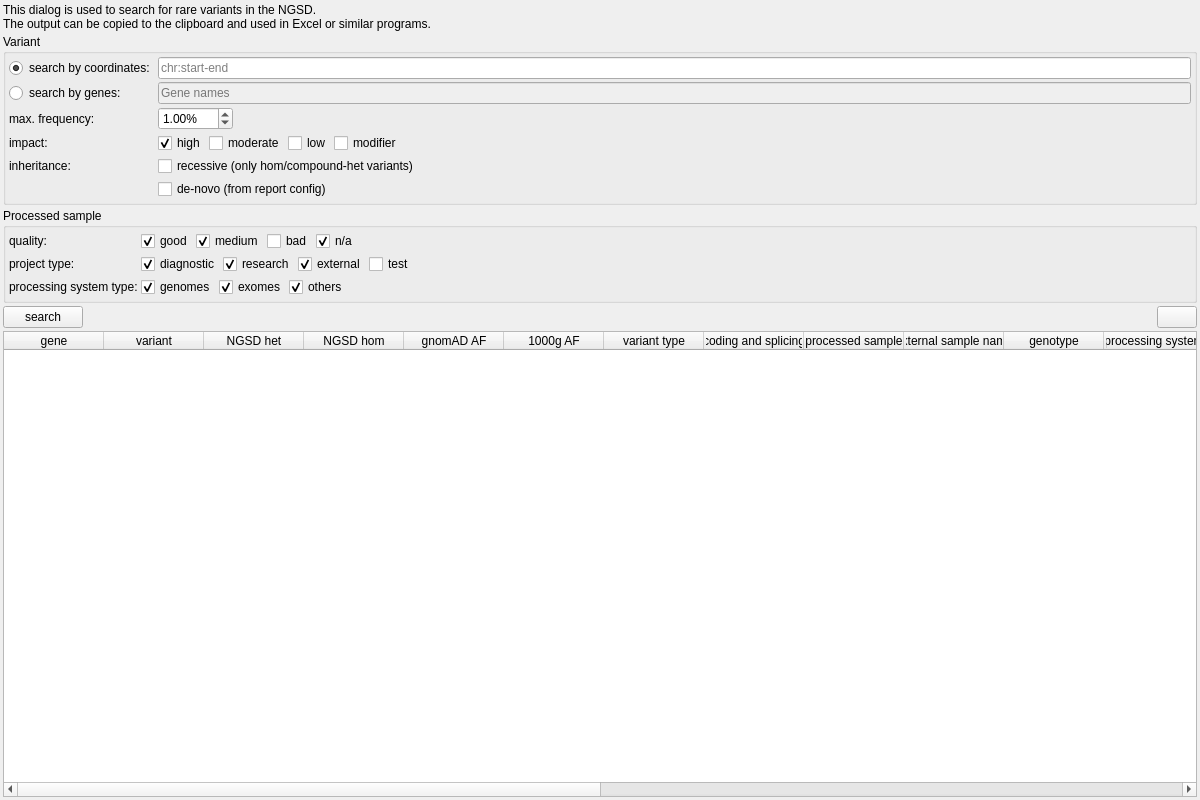
Above: src/GSvar/SmallVariantSearchWidget.ui from imgag/ngs-bits before the change. Below: the same form after it.
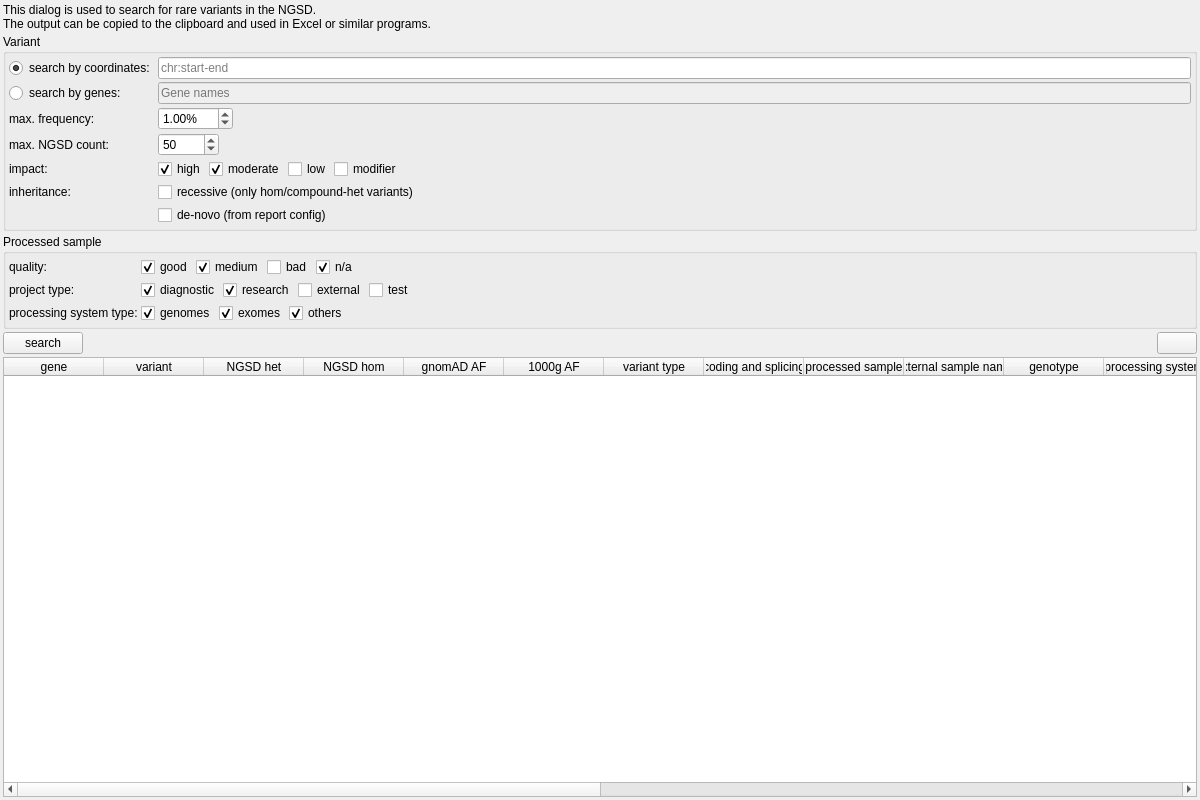
That is the form after the change. Icons and pictures are not drawn.

Commit message: GSvar: added maximum NGSD count filter to small variants search dialog.

```diff
--- a/src/GSvar/SmallVariantSearchWidget.ui
+++ b/src/GSvar/SmallVariantSearchWidget.ui
@@ -63,6 +63,60 @@
       <property name="spacing">
        <number>3</number>
       </property>
+      <item row="4" column="1">
+       <layout class="QHBoxLayout" name="horizontalLayout_2">
+        <property name="spacing">
+         <number>3</number>
+        </property>
+        <item>
+         <widget class="QCheckBox" name="filter_impact_high">
+          <property name="text">
+           <string>high</string>
+          </property>
+          <property name="checked">
+           <bool>true</bool>
+          </property>
+         </widget>
+        </item>
+        <item>
+         <widget class="QCheckBox" name="filter_impact_moderate">
+          <property name="text">
+           <string>moderate</string>
+          </property>
+          <property name="checked">
+           <bool>true</bool>
+          </property>
+         </widget>
+        </item>
+        <item>
+         <widget class="QCheckBox" name="filter_impact_low">
+          <property name="text">
+           <string>low</string>
+          </property>
+         </widget>
+        </item>
+        <item>
+         <widget class="QCheckBox" name="filter_impact_modifier">
+          <property name="text">
+           <string>modifier</string>
+          </property>
+         </widget>
+        </item>
+        <item>
+         <spacer name="horizontalSpacer">
+          <property name="orientation">
+           <enum>Qt::Horizontal</enum>
+          </property>
+          <property name="sizeHint" stdset="0">
+           <size>
+            <width>40</width>
+            <height>5</height>
+           </size>
+          </property>
+         </spacer>
+        </item>
+       </layout>
+      </item>
       <item row="0" column="0">
        <widget class="QRadioButton" name="radio_region">
         <property name="toolTipDuration">
@@ -128,6 +182,16 @@
         </property>
        </widget>
       </item>
+      <item row="4" column="0">
+       <widget class="QLabel" name="label_2">
+        <property name="toolTip">
+         <string>Variant impact on protein.</string>
+        </property>
+        <property name="text">
+         <string>impact:</string>
+        </property>
+       </widget>
+      </item>
       <item row="2" column="1">
        <layout class="QHBoxLayout" name="horizontalLayout">
         <property name="spacing">
@@ -164,88 +228,64 @@
         </item>
        </layout>
       </item>
-      <item row="3" column="0">
-       <widget class="QLabel" name="label_2">
-        <property name="toolTip">
-         <string>Variant impact on protein.</string>
-        </property>
-        <property name="text">
-         <string>impact:</string>
-        </property>
-       </widget>
-      </item>
-      <item row="3" column="1">
-       <layout class="QHBoxLayout" name="horizontalLayout_2">
-        <property name="spacing">
-         <number>3</number>
-        </property>
-        <item>
-         <widget class="QCheckBox" name="filter_impact_high">
-          <property name="text">
-           <string>high</string>
-          </property>
-          <property name="checked">
-           <bool>true</bool>
-          </property>
-         </widget>
-        </item>
-        <item>
-         <widget class="QCheckBox" name="filter_impact_moderate">
-          <property name="text">
-           <string>moderate</string>
-          </property>
-         </widget>
-        </item>
-        <item>
-         <widget class="QCheckBox" name="filter_impact_low">
-          <property name="text">
-           <string>low</string>
-          </property>
-         </widget>
-        </item>
-        <item>
-         <widget class="QCheckBox" name="filter_impact_modifier">
-          <property name="text">
-           <string>modifier</string>
-          </property>
-         </widget>
-        </item>
-        <item>
-         <spacer name="horizontalSpacer">
-          <property name="orientation">
-           <enum>Qt::Horizontal</enum>
-          </property>
-          <property name="sizeHint" stdset="0">
-           <size>
-            <width>40</width>
-            <height>5</height>
-           </size>
-          </property>
-         </spacer>
-        </item>
-       </layout>
-      </item>
-      <item row="4" column="0">
+      <item row="5" column="0">
        <widget class="QLabel" name="label_5">
         <property name="text">
          <string>inheritance:</string>
         </property>
        </widget>
       </item>
-      <item row="4" column="1">
+      <item row="5" column="1">
        <widget class="QCheckBox" name="filter_recessive">
         <property name="text">
          <string>recessive (only hom/compound-het variants)</string>
         </property>
        </widget>
       </item>
-      <item row="5" column="1">
+      <item row="6" column="1">
        <widget class="QCheckBox" name="filter_denovo">
         <property name="text">
          <string>de-novo (from report config)</string>
         </property>
        </widget>
       </item>
+      <item row="3" column="0">
+       <widget class="QLabel" name="label_8">
+        <property name="text">
+         <string>max. NGSD count:</string>
+        </property>
+       </widget>
+      </item>
+      <item row="3" column="1">
+       <layout class="QHBoxLayout" name="horizontalLayout_7">
+        <item>
+         <widget class="QSpinBox" name="filter_ngsd_count">
+          <property name="maximum">
+           <number>99999</number>
+          </property>
+          <property name="singleStep">
+           <number>10</number>
+          </property>
+          <property name="value">
+           <number>50</number>
+          </property>
+         </widget>
+        </item>
+        <item>
+         <spacer name="horizontalSpacer_7">
+          <property name="orientation">
+           <enum>Qt::Horizontal</enum>
+          </property>
+          <property name="sizeHint" stdset="0">
+           <size>
+            <width>40</width>
+            <height>20</height>
+           </size>
+          </property>
+         </spacer>
+        </item>
+       </layout>
+      </item>
      </layout>
     </widget>
    </item>
@@ -441,7 +481,7 @@
            <string>external</string>
           </property>
           <property name="checked">
-           <bool>true</bool>
+           <bool>false</bool>
           </property>
          </widget>
         </item>
```
Left out of the diff: 26 changed lines with no effect on the pictures. The commit also changes 1 other file.
